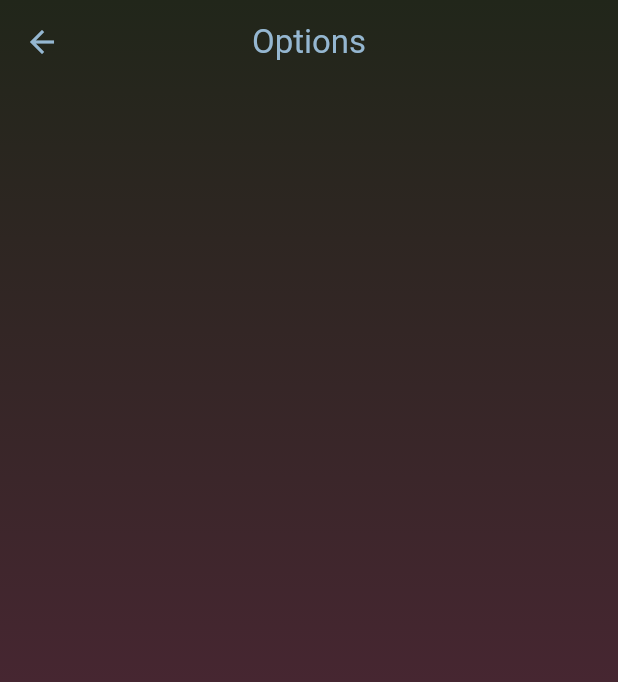
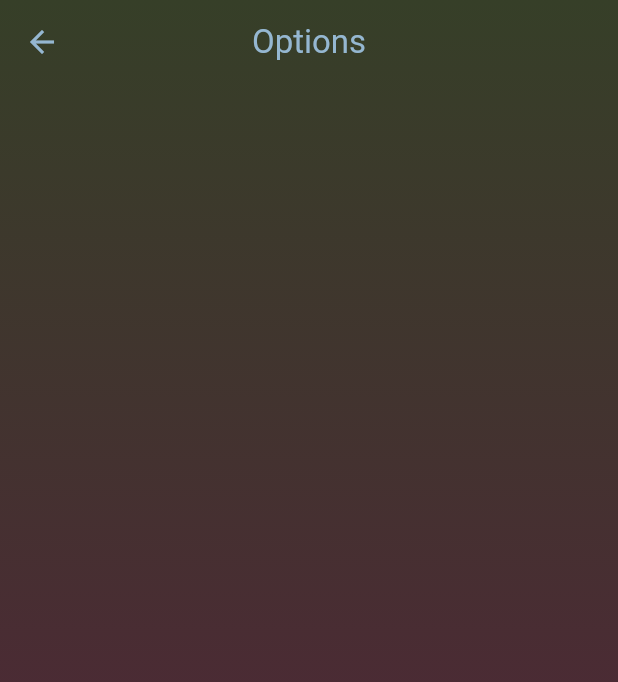
Before and after one commit to NishTheFish92/FlutterToDoList, a Flutter app: the MenuScreen screen opened by its route, on a phone screen of 412 x 824 dp. Shown: the top 682 px of the screen. Run offline on Flutter 3.47's test engine with Material 3 defaults, Android fonts, the phone set to English and light mode, and no system bars.

Commit message:
Changed Menu colour to match Main task page

```diff
--- a/lib/Screens/menu.dart
+++ b/lib/Screens/menu.dart
@@ -26,7 +26,7 @@ class MenuScreen extends StatelessWidget {
               begin: Alignment.topCenter,
               end: Alignment.bottomCenter,
               colors: [
-                const Color.fromARGB(255, 33, 38, 26),
+                const Color.fromARGB(255, 54, 63, 40),
                 const Color.fromARGB(255, 80, 38, 55),
               ],
               stops: [
```
